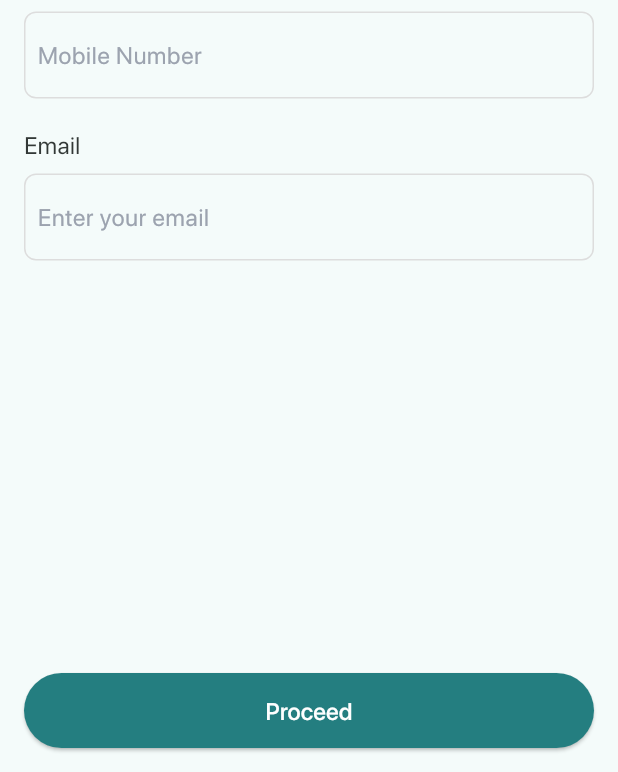
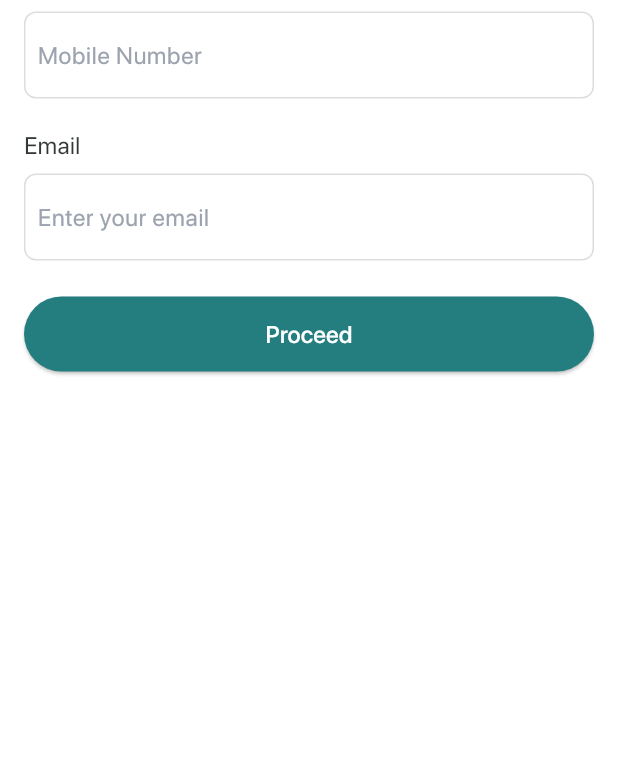
Before and after one commit to mYashavanth/step_mobile, a Flutter app: the DetailsForm screen opened by its route, on a phone screen of 412 x 824 dp, the part 464-1236 px from its top. Run offline on Flutter 3.47's test engine with Material 3 defaults, Android fonts, the phone set to English and light mode, and no system bars; our stand-ins replace calendar_date_picker2, chewie, firebase_analytics, firebase_core, flutter_otp_text_field, flutter_secure_storage and 5 more; accounts and stored records are empty; project files that could hold a hidden picture were left out.

Commit message:
updated some ui changes

```diff
--- a/lib/main.dart
+++ b/lib/main.dart
@@ -20,7 +20,7 @@ import 'package:ghastep/views/rankings_leaderbord_screen.dart';
 import 'package:ghastep/views/report_problem.dart';
 import 'package:ghastep/views/saved_items.dart';
 import 'package:ghastep/views/select_course.dart';
-import 'package:flutter_localization/flutter_localization.dart';
+// import 'package:flutter_localization/flutter_localization.dart';
 import 'package:ghastep/views/settings.dart';
 import 'package:ghastep/views/subscription_page.dart';
 import 'package:ghastep/views/terms_and_conditions.dart';
--- a/lib/views/details_form.dart
+++ b/lib/views/details_form.dart
@@ -200,17 +200,17 @@ class _DetailsFormState extends State<DetailsForm> {
   @override
   Widget build(BuildContext context) {
     return Scaffold(
+      backgroundColor: Colors.white,
       appBar: AppBar(
         centerTitle: true,
         title: const Text('Enter your details'),
       ),
-      body: Column(
+      body: SingleChildScrollView(
+        child: Padding(
+          padding: const EdgeInsets.all(16.0),
+          child: Column(
             children: [
-          Expanded(
-            child: SingleChildScrollView(
-              controller: _scrollController,
-              padding: const EdgeInsets.all(16),
-              child: Form(
+              Form(
                 key: _formKey,
                 child: Column(
                   crossAxisAlignment: CrossAxisAlignment.start,
@@ -340,21 +340,16 @@ class _DetailsFormState extends State<DetailsForm> {
                   ],
                 ),
               ),
-            ),
-          ),
-          // Proceed Button at Bottom
-        ],
-      ),
-      bottomNavigationBar: Padding(
-        padding: const EdgeInsets.all(16),
-        child: ElevatedButton(
+              const SizedBox(height: 24),
+              ElevatedButton(
                 onPressed: _isLoading ? null : _updateUserDetails,
                 style: ElevatedButton.styleFrom(
                   minimumSize: const Size(double.infinity, 50),
                   backgroundColor: _isLoading
                       ? const Color(0xFF247E80).withOpacity(0.7)
                       : const Color(0xFF247E80),
-            disabledBackgroundColor: const Color(0xFF247E80).withOpacity(0.7),
+                  disabledBackgroundColor:
+                      const Color(0xFF247E80).withOpacity(0.7),
                 ),
                 child: _isLoading
                     ? const Row(
@@ -365,7 +360,8 @@ class _DetailsFormState extends State<DetailsForm> {
                             height: 20,
                             child: CircularProgressIndicator(
                               strokeWidth: 2,
-                        valueColor: AlwaysStoppedAnimation<Color>(Colors.white),
+                              valueColor:
+                                  AlwaysStoppedAnimation<Color>(Colors.white),
                             ),
                           ),
                           SizedBox(width: 8),
@@ -390,6 +386,10 @@ class _DetailsFormState extends State<DetailsForm> {
                           fontWeight: FontWeight.w500,
                           height: 1.50,
                         ),
+                      ),
+              ),
+              // Proceed Button at Bottom
+            ],
           ),
         ),
       ),
--- a/lib/views/profile.dart
+++ b/lib/views/profile.dart
@@ -133,6 +133,7 @@ class _ProfileState extends State<Profile> {
   @override
   Widget build(BuildContext context) {
     return Scaffold(
+      backgroundColor: const Color(0xFFF3F4F6),
       body: SingleChildScrollView(
         child: Column(
           children: [
@@ -274,7 +275,7 @@ class _ProfileState extends State<Profile> {
                                     letterSpacing: 1,
                                   ),
                                 ),
-                               const TextSpan(
+                                const TextSpan(
                                   text: "60",
                                   style: TextStyle(
                                     color: Color(0xFFFE7D14),
--- a/lib/views/settings.dart
+++ b/lib/views/settings.dart
@@ -14,6 +14,7 @@ class _SettingsState extends State<Settings> {
   @override
   Widget build(BuildContext context) {
     return Scaffold(
+      backgroundColor: const Color(0xFFF3F4F6),
       appBar: AppBar(
         backgroundColor: Colors.white,
         surfaceTintColor: Colors.white,
```
Also changed, not shown: lib/views/mobile_login.dart (+19 -16 lines), lib/views/otp_screen.dart (+11 -9 lines), lib/views/select_course.dart (+3 -9 lines), lib/widgets/homepage_widgets.dart (+12 -10 lines). Lines whose indentation alone changed are shown as unchanged.
